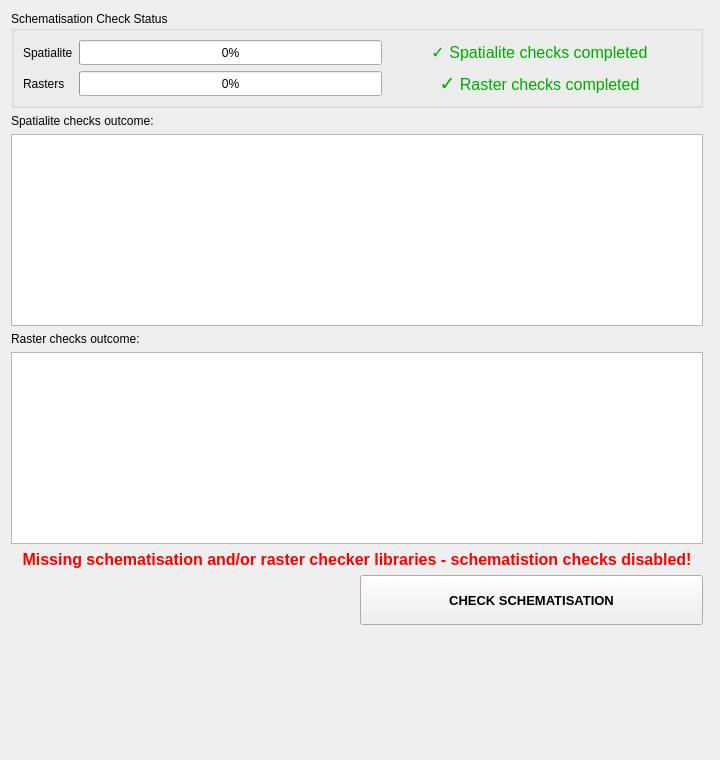
nens/threedi-api-qgis-client, file threedi_models_and_simulations/ui/upload_wizard/page_check_model.ui: the form before one commit.
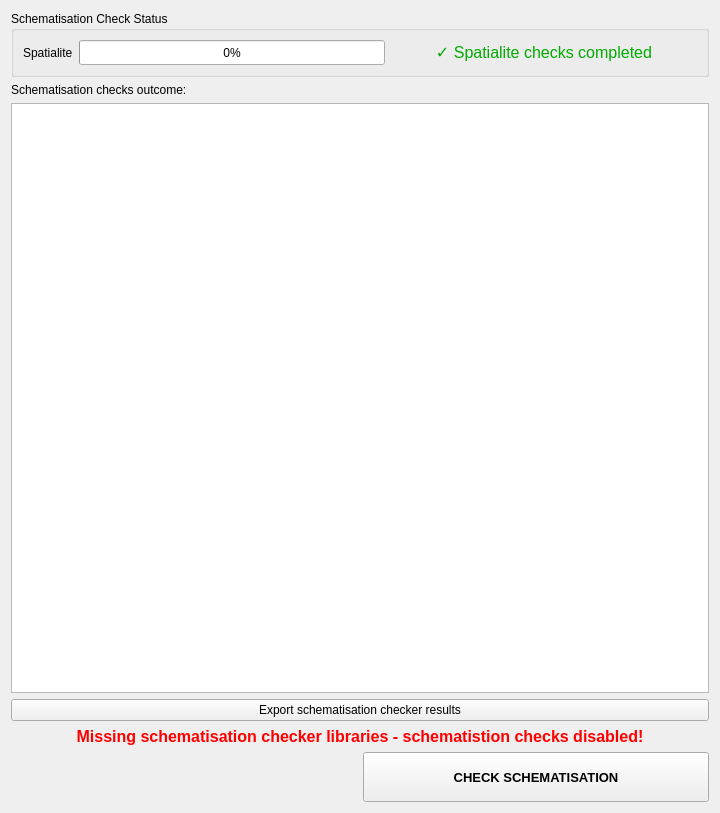
The form after the commit.

Commit message: Updated schematisation checker to version 0.32 and removed raster checker section (issue #412). Added schematisation checker export button (issue #230).

What changed in the file:
```diff
--- a/threedi_models_and_simulations/ui/upload_wizard/page_check_model.ui
+++ b/threedi_models_and_simulations/ui/upload_wizard/page_check_model.ui
@@ -10,7 +10,7 @@
     <x>0</x>
     <y>0</y>
     <width>720</width>
-    <height>760</height>
+    <height>813</height>
    </rect>
   </property>
   <property name="sizePolicy">
@@ -37,30 +37,117 @@
    <bool>true</bool>
   </property>
   <layout class="QGridLayout" name="gridLayout">
-   <item row="0" column="0" colspan="2">
-    <layout class="QVBoxLayout" name="svg_lout"/>
-   </item>
    <item row="2" column="0">
+    <widget class="QTreeView" name="tv_schema_check_result">
+     <property name="editTriggers">
+      <set>QAbstractItemView::NoEditTriggers</set>
+     </property>
+     <property name="selectionMode">
+      <enum>QAbstractItemView::ExtendedSelection</enum>
+     </property>
+     <property name="sortingEnabled">
+      <bool>true</bool>
+     </property>
+    </widget>
+   </item>
+   <item row="1" column="0">
     <widget class="QLabel" name="label_3">
      <property name="text">
-      <string>Spatialite checks outcome:</string>
+      <string>Schematisation checks outcome:</string>
      </property>
     </widget>
    </item>
+   <item row="0" column="0">
+    <widget class="QGroupBox" name="groupBox">
+     <property name="title">
+      <string>Schematisation Check Status</string>
+     </property>
+     <layout class="QGridLayout" name="gridLayout_3">
+      <item row="0" column="1" colspan="2">
+       <layout class="QHBoxLayout" name="horizontalLayout">
+        <property name="rightMargin">
+         <number>0</number>
+        </property>
+        <item>
+         <widget class="QProgressBar" name="pbar_check_spatialite">
+          <property name="minimumSize">
+           <size>
+            <width>0</width>
+            <height>25</height>
+           </size>
+          </property>
+          <property name="value">
+           <number>0</number>
+          </property>
+         </widget>
+        </item>
+        <item>
+         <widget class="QLabel" name="lbl_check_spatialite">
+          <property name="sizePolicy">
+           <sizepolicy hsizetype="Expanding" vsizetype="Preferred">
+            <horstretch>0</horstretch>
+            <verstretch>0</verstretch>
+           </sizepolicy>
+          </property>
+          <property name="minimumSize">
+           <size>
+            <width>0</width>
+            <height>25</height>
+           </size>
+          </property>
+          <property name="font">
+           <font>
+            <family>Segoe UI</family>
+            <pointsize>10</pointsize>
+           </font>
+          </property>
+          <property name="text">
+           <string>&lt;html&gt;&lt;head/&gt;&lt;body&gt;&lt;p&gt;&lt;span style=&quot; font-size:12pt; color:#00aa00;&quot;&gt;✓ Spatialite checks completed&lt;/span&gt;&lt;/p&gt;&lt;/body&gt;&lt;/html&gt;</string>
+          </property>
+          <property name="alignment">
+           <set>Qt::AlignCenter</set>
+          </property>
+         </widget>
+        </item>
+       </layout>
+      </item>
+      <item row="0" column="0">
+       <widget class="QLabel" name="label">
+        <property name="sizePolicy">
+         <sizepolicy hsizetype="Maximum" vsizetype="Preferred">
+          <horstretch>0</horstretch>
+          <verstretch>0</verstretch>
+         </sizepolicy>
+        </property>
+        <property name="minimumSize">
+         <size>
+          <width>0</width>
+          <height>25</height>
+         </size>
+        </property>
+        <property name="text">
+         <string>Spatialite</string>
+        </property>
+       </widget>
+      </item>
+     </layout>
+    </widget>
+   </item>
    <item row="3" column="0">
-    <widget class="QTreeView" name="tv_schema_check_result">
-     <property name="editTriggers">
-      <set>QAbstractItemView::NoEditTriggers</set>
+    <layout class="QHBoxLayout" name="horizontalLayout_3">
+     <property name="bottomMargin">
+      <number>0</number>
      </property>
-     <property name="selectionMode">
-      <enum>QAbstractItemView::ExtendedSelection</enum>
-     </property>
-     <property name="sortingEnabled">
-      <bool>true</bool>
-     </property>
-    </widget>
+     <item>
+      <widget class="QPushButton" name="pb_export_check_results">
+       <property name="text">
+        <string>Export schematisation checker results</string>
+       </property>
+      </widget>
+     </item>
+    </layout>
    </item>
-   <item row="6" column="0">
+   <item row="5" column="0">
     <layout class="QGridLayout" name="gridLayout_2">
      <property name="bottomMargin">
       <number>0</number>
@@ -68,7 +155,7 @@
      <item row="1" column="1">
       <widget class="QPushButton" name="pb_check_model">
        <property name="sizePolicy">
-        <sizepolicy hsizetype="Minimum" vsizetype="Expanding">
+        <sizepolicy hsizetype="Minimum" vsizetype="Preferred">
          <horstretch>0</horstretch>
          <verstretch>0</verstretch>
         </sizepolicy>
@@ -87,6 +174,7 @@
        </property>
        <property name="font">
         <font>
+         <family>Segoe UI</family>
          <pointsize>10</pointsize>
          <weight>75</weight>
          <bold>true</bold>
@@ -101,206 +189,20 @@
       <widget class="QLabel" name="lbl_on_import_error">
        <property name="font">
         <font>
+         <family>Segoe UI</family>
          <pointsize>12</pointsize>
         </font>
        </property>
        <property name="text">
-        <string>&lt;html&gt;&lt;head/&gt;&lt;body&gt;&lt;p align=&quot;center&quot;&gt;&lt;span style=&quot; font-weight:600; color:#ff0000;&quot;&gt;Missing schematisation and/or raster checker libraries - schematistion checks disabled!&lt;/span&gt;&lt;/p&gt;&lt;/body&gt;&lt;/html&gt;</string>
+        <string>&lt;html&gt;&lt;head/&gt;&lt;body&gt;&lt;p align=&quot;center&quot;&gt;&lt;span style=&quot; font-weight:600; color:#ff0000;&quot;&gt;Missing schematisation checker libraries - schematistion checks disabled!&lt;/span&gt;&lt;/p&gt;&lt;/body&gt;&lt;/html&gt;</string>
        </property>
        <property name="wordWrap">
         <bool>true</bool>
        </property>
       </widget>
      </item>
-     <item row="2" column="1">
-      <spacer name="verticalSpacer_2">
-       <property name="orientation">
-        <enum>Qt::Vertical</enum>
-       </property>
-       <property name="sizeHint" stdset="0">
-        <size>
-         <width>20</width>
-         <height>40</height>
-        </size>
-       </property>
-      </spacer>
-     </item>
     </layout>
    </item>
-   <item row="7" column="0">
-    <spacer name="verticalSpacer">
-     <property name="orientation">
-      <enum>Qt::Vertical</enum>
-     </property>
-     <property name="sizeHint" stdset="0">
-      <size>
-       <width>20</width>
-       <height>40</height>
-      </size>
-     </property>
-    </spacer>
-   </item>
-   <item row="1" column="0">
-    <widget class="QGroupBox" name="groupBox">
-     <property name="title">
-      <string>Schematisation Check Status</string>
-     </property>
-     <layout class="QGridLayout" name="gridLayout_3">
-      <item row="2" column="0">
-       <widget class="QLabel" name="label_2">
-        <property name="sizePolicy">
-         <sizepolicy hsizetype="Maximum" vsizetype="Preferred">
-          <horstretch>0</horstretch>
-          <verstretch>0</verstretch>
-         </sizepolicy>
-        </property>
-        <property name="minimumSize">
-         <size>
-          <width>0</width>
-          <height>25</height>
-         </size>
-        </property>
-        <property name="text">
-         <string>Rasters</string>
-        </property>
-       </widget>
-      </item>
-      <item row="0" column="0">
-       <widget class="QLabel" name="label">
-        <property name="sizePolicy">
-         <sizepolicy hsizetype="Maximum" vsizetype="Preferred">
-          <horstretch>0</horstretch>
-          <verstretch>0</verstretch>
-         </sizepolicy>
-        </property>
-        <property name="minimumSize">
-         <size>
-          <width>0</width>
-          <height>25</height>
-         </size>
-        </property>
-        <property name="text">
-         <string>Spatialite</string>
-        </property>
-       </widget>
-      </item>
-      <item row="0" column="1" colspan="3">
-       <layout class="QHBoxLayout" name="horizontalLayout">
-        <property name="rightMargin">
-         <number>0</number>
-        </property>
-        <item>
-         <widget class="QProgressBar" name="pbar_check_spatialite">
-          <property name="minimumSize">
-           <size>
-            <width>0</width>
-            <height>25</height>
-           </size>
-          </property>
-          <property name="value">
-           <number>0</number>
-          </property>
-         </widget>
-        </item>
-        <item>
-         <widget class="QLabel" name="lbl_check_spatialite">
-          <property name="sizePolicy">
-           <sizepolicy hsizetype="Expanding" vsizetype="Preferred">
-            <horstretch>0</horstretch>
-            <verstretch>0</verstretch>
-           </sizepolicy>
-          </property>
-          <property name="minimumSize">
-           <size>
-            <width>0</width>
-            <height>25</height>
-           </size>
-          </property>
-          <property name="font">
-           <font>
-            <pointsize>10</pointsize>
-           </font>
-          </property>
-          <property name="text">
-           <string>&lt;html&gt;&lt;head/&gt;&lt;body&gt;&lt;p&gt;&lt;span style=&quot; font-size:12pt; color:#00aa00;&quot;&gt;✓ Spatialite checks completed&lt;/span&gt;&lt;/p&gt;&lt;/body&gt;&lt;/html&gt;</string>
-          </property>
-          <property name="alignment">
-           <set>Qt::AlignCenter</set>
-          </property>
-         </widget>
-        </item>
-       </layout>
-      </item>
-      <item row="2" column="1" colspan="3">
-       <layout class="QHBoxLayout" name="horizontalLayout_2">
-        <property name="rightMargin">
-         <number>0</number>
-        </property>
-        <item>
-         <widget class="QProgressBar" name="pbar_check_rasters">
-          <property name="minimumSize">
-           <size>
-            <width>0</width>
-            <height>25</height>
-           </size>
-          </property>
-          <property name="value">
-           <number>0</number>
-          </property>
-         </widget>
-        </item>
-        <item>
-         <widget class="QLabel" name="lbl_check_rasters">
-          <property name="sizePolicy">
-           <sizepolicy hsizetype="Expanding" vsizetype="Preferred">
-            <horstretch>0</horstretch>
-            <verstretch>0</verstretch>
-           </sizepolicy>
-          </property>
-          <property name="minimumSize">
-           <size>
-            <width>0</width>
-            <height>25</height>
-           </size>
-          </property>
-          <property name="font">
-           <font>
-            <pointsize>10</pointsize>
-           </font>
-          </property>
-          <property name="text">
-           <string>&lt;html&gt;&lt;head/&gt;&lt;body&gt;&lt;p&gt;&lt;span style=&quot; font-size:14pt; color:#00aa00;&quot;&gt;✓&lt;/span&gt;&lt;span style=&quot; font-size:12pt; color:#00aa00;&quot;&gt; Raster checks completed&lt;/span&gt;&lt;/p&gt;&lt;/body&gt;&lt;/html&gt;</string>
-          </property>
-          <property name="alignment">
-           <set>Qt::AlignCenter</set>
-          </property>
-         </widget>
-        </item>
-       </layout>
-      </item>
-     </layout>
-    </widget>
-   </item>
-   <item row="4" column="0">
-    <widget class="QLabel" name="label_4">
-     <property name="text">
-      <string>Raster checks outcome:</string>
-     </property>
-    </widget>
-   </item>
-   <item row="5" column="0">
-    <widget class="QTreeView" name="tv_raster_check_result">
-     <property name="editTriggers">
-      <set>QAbstractItemView::NoEditTriggers</set>
-     </property>
-     <property name="selectionMode">
-      <enum>QAbstractItemView::ExtendedSelection</enum>
-     </property>
-     <property name="sortingEnabled">
-      <bool>true</bool>
-     </property>
-    </widget>
-   </item>
   </layout>
  </widget>
  <resources/>
```
The commit also changes 4 other files.
